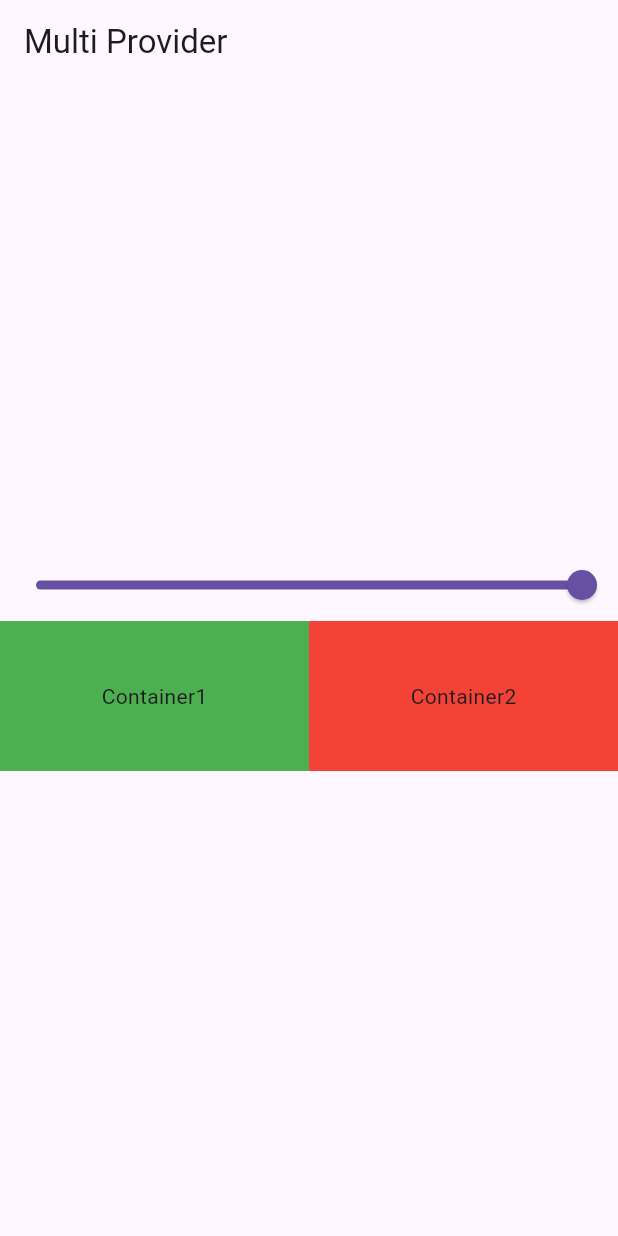
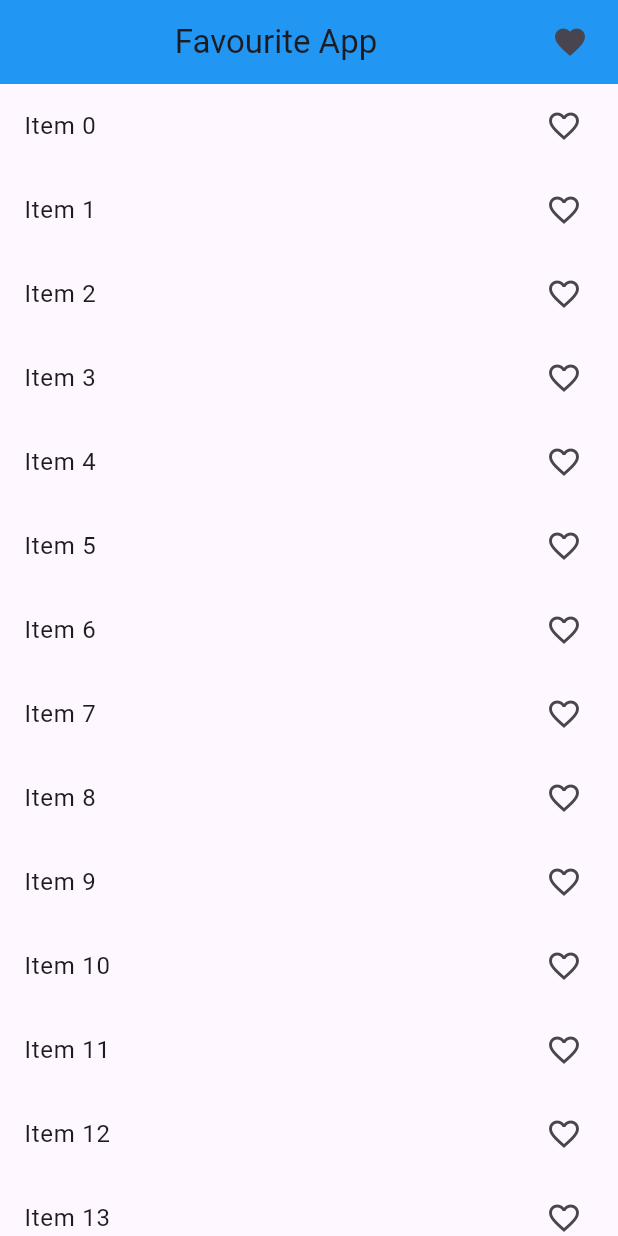
Before and after one commit to rizwan1255/provider_practice, a Flutter app: the screen it shows after launch, on a phone screen of 412 x 824 dp. Run offline on Flutter 3.47's test engine with Material 3 defaults, Android fonts, the phone set to English and light mode, and no system bars.

Commit message:
Favourite App trough Provider

```diff
--- a/lib/main.dart
+++ b/lib/main.dart
@@ -2,8 +2,10 @@ import 'package:flutter/material.dart';
 import 'package:provider/provider.dart';
 import 'package:provider_practice/provider/count_provider.dart';
 import 'package:provider_practice/provider/example_one_provider.dart';
+import 'package:provider_practice/provider/favourite_provider.dart';
 import 'package:provider_practice/screens/count_example.dart';
 import 'package:provider_practice/screens/example_one.dart';
+import 'package:provider_practice/screens/favourite/favourite_screen.dart';
 
 void main() {
   runApp(const MyApp());
@@ -17,10 +19,12 @@ class MyApp extends StatelessWidget {
       providers: [
         ChangeNotifierProvider(create: (_) => CountProvider(),),
         ChangeNotifierProvider(create: (_) => ExampleOneProvider(),),
+        ChangeNotifierProvider(create: (_) => FavouriteItemProvider(),),
+
       ],
       child: MaterialApp(
         debugShowCheckedModeBanner: false,
-        home: const ExampleOne(),
+        home: const FavouriteScreen(),
       ),
     );
   }
--- /dev/null
+++ b/lib/provider/favourite_provider.dart
@@ -0,0 +1,15 @@
+import 'package:flutter/foundation.dart';
+
+class FavouriteItemProvider with ChangeNotifier{
+  List<int> _selectedItems = [];
+  List<int> get selectedItems => _selectedItems;
+
+  void addItem(int value){
+    _selectedItems.add(value);
+    notifyListeners();
+  }
+  void removeItem(int value){
+    _selectedItems.remove(value);
+    notifyListeners();
+  }
+}
--- /dev/null
+++ b/lib/screens/favourite/favourite_screen.dart
@@ -0,0 +1,69 @@
+import 'package:flutter/material.dart';
+import 'package:provider/provider.dart';
+import 'package:provider_practice/provider/favourite_provider.dart';
+import 'package:provider_practice/screens/favourite/myfavourite.dart';
+
+class FavouriteScreen extends StatefulWidget {
+  const FavouriteScreen({super.key});
+
+  @override
+  State<FavouriteScreen> createState() => _FavouriteScreenState();
+}
+
+class _FavouriteScreenState extends State<FavouriteScreen> {
+  List<int> selectedItems = [];
+  @override
+  Widget build(BuildContext context) {
+    print('build');
+    return Scaffold(
+      appBar: AppBar(
+        backgroundColor: Colors.blue,
+        title: Center(child: Text('Favourite App')),
+        actions: [
+          InkWell(
+            onTap: () {
+              Navigator.push(
+                context,
+                MaterialPageRoute(
+                  builder: (context) => MyFavouriteItemScreen(),
+                ),
+              );
+            },
+            child: Icon(Icons.favorite),
+          ),
+          SizedBox(width: 20),
+        ],
+      ),
+      body: Column(
+        children: [
+          Expanded(
+            child: ListView.builder(
+              itemCount: 100,
+              itemBuilder: (context, index) {
+                return Consumer<FavouriteItemProvider>(
+                  builder: (context, value, child) {
+                    return ListTile(
+                      onTap: () {
+                        if (value.selectedItems.contains(index)) {
+                          value.removeItem(index);
+                        } else {
+                          value.addItem(index);
+                        }
+                      },
+                      title: Text('Item ' + index.toString()),
+                      trailing: Icon(
+                        value.selectedItems.contains(index)
+                            ? Icons.favorite
+                            : Icons.favorite_border_outlined,
+                      ),
+                    );
+                  },
+                );
+              },
+            ),
+          ),
+        ],
+      ),
+    );
+  }
+}
```
Also changed, not shown: lib/screens/favourite/myfavourite.dart (added, +68 -0 lines).
